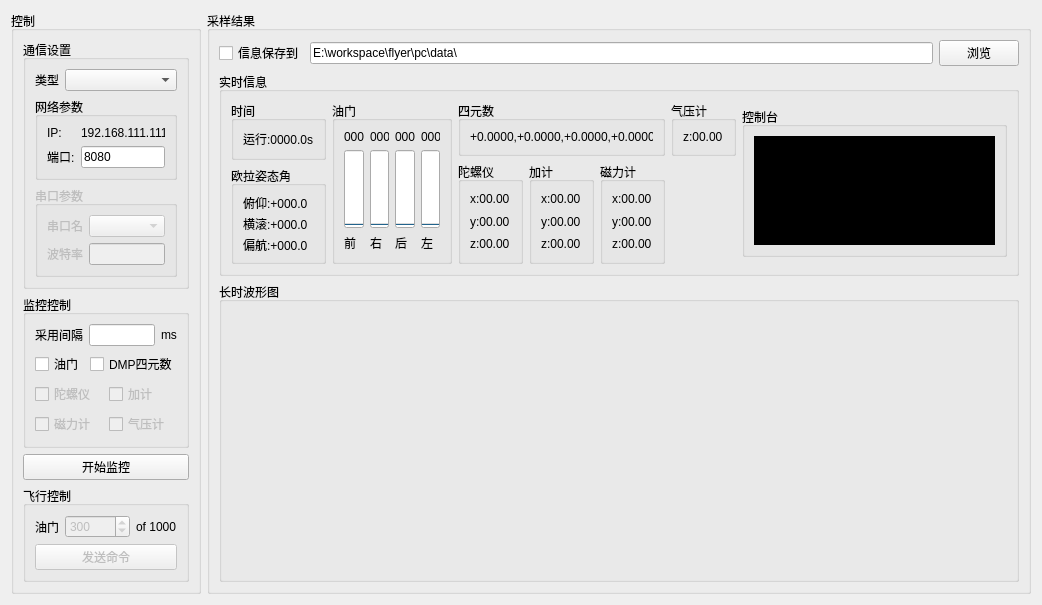
Qt form pc/fc_captureWidget.ui (wwkkww1983/flyer) before a commit.
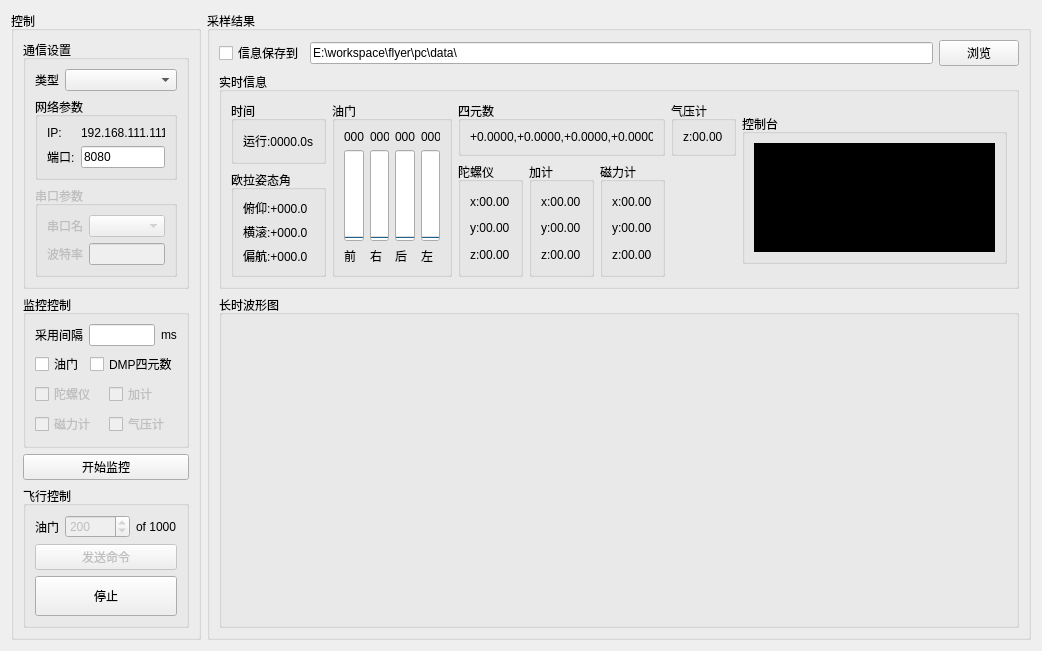
The same form after that commit.

```diff
--- a/pc/fc_captureWidget.ui
+++ b/pc/fc_captureWidget.ui
@@ -7,7 +7,7 @@
     <x>0</x>
     <y>0</y>
     <width>1034</width>
-    <height>557</height>
+    <height>564</height>
    </rect>
   </property>
   <property name="windowTitle">
@@ -376,7 +376,7 @@
               <number>1000</number>
              </property>
              <property name="value">
-              <number>300</number>
+              <number>200</number>
              </property>
             </widget>
            </item>
@@ -405,22 +405,22 @@
            </property>
           </widget>
          </item>
+         <item>
+          <widget class="QPushButton" name="stopPushButton">
+           <property name="minimumSize">
+            <size>
+             <width>0</width>
+             <height>40</height>
+            </size>
+           </property>
+           <property name="text">
+            <string>停止</string>
+           </property>
+          </widget>
+         </item>
         </layout>
        </widget>
       </item>
-      <item>
-       <spacer name="verticalSpacer">
-        <property name="orientation">
-         <enum>Qt::Vertical</enum>
-        </property>
-        <property name="sizeHint" stdset="0">
-         <size>
-          <width>20</width>
-          <height>40</height>
-         </size>
-        </property>
-       </spacer>
-      </item>
      </layout>
     </widget>
    </item>
```
